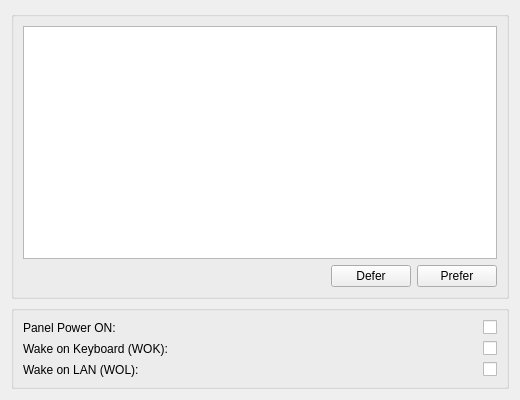
Above: kcm/bootsettings.ui from jfmcarreira/ktoshiba before the change. Below: the same form after it.
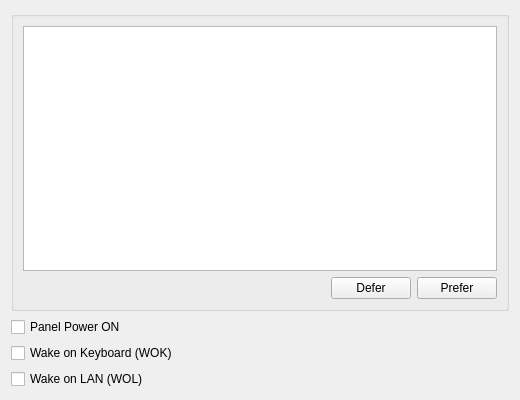
That is the form after the change.

Patch:
```diff
--- a/kcm/bootsettings.ui
+++ b/kcm/bootsettings.ui
@@ -14,9 +14,9 @@
   <property name="windowTitle">
    <string>Boot Settings</string>
   </property>
-  <layout class="QVBoxLayout" name="verticalLayout">
-   <item>
-    <widget class="QGroupBox" name="bootorderGroupBox">
+  <layout class="QFormLayout" name="formLayout">
+   <item row="0" column="0" colspan="2">
+    <widget class="QGroupBox" name="groupBox">
      <property name="flat">
       <bool>true</bool>
      </property>
@@ -26,7 +26,7 @@
      <property name="checked">
       <bool>false</bool>
      </property>
-     <layout class="QVBoxLayout" name="bootOrderLayout">
+     <layout class="QVBoxLayout" name="verticalLayout">
       <item>
        <widget class="QTreeView" name="deviceList">
         <property name="sizePolicy">
@@ -101,118 +101,43 @@
      </layout>
     </widget>
    </item>
-   <item>
-    <widget class="QGroupBox" name="groupBox">
-     <property name="flat">
-      <bool>true</bool>
+   <item row="1" column="0" alignment="Qt::AlignLeft">
+    <widget class="QCheckBox" name="panel_power_checkbox">
+     <property name="toolTip">
+      <string>Turns ON the laptop whenever you open the LID.</string>
      </property>
      <property name="checkable">
       <bool>false</bool>
      </property>
-     <property name="checked">
-      <bool>false</bool>
+     <property name="text">
+      <string>Panel Power ON</string>
      </property>
-     <layout class="QGridLayout" name="gridLayout">
-      <item row="2" column="0">
-       <widget class="QLabel" name="wol_label">
-        <property name="text">
-         <string>Wake on LAN (WOL):</string>
-        </property>
-       </widget>
-      </item>
-      <item row="2" column="2" alignment="Qt::AlignRight">
-       <widget class="QCheckBox" name="wol_checkbox">
-        <property name="toolTip">
-         <string>Turns ON or awakens the laptop by a network message.</string>
-        </property>
-        <property name="whatsThis">
-         <string>Turns ON or awakens the laptop by a network message.</string>
-        </property>
-        <property name="text">
-         <string/>
-        </property>
-       </widget>
-      </item>
-      <item row="0" column="1">
-       <spacer name="panel_power_spacer">
-        <property name="orientation">
-         <enum>Qt::Horizontal</enum>
-        </property>
-        <property name="sizeHint" stdset="0">
-         <size>
-          <width>0</width>
-          <height>0</height>
-         </size>
-        </property>
-       </spacer>
-      </item>
-      <item row="0" column="2" alignment="Qt::AlignRight">
-       <widget class="QCheckBox" name="panel_power_checkbox">
-        <property name="toolTip">
-         <string>Turns ON the laptop whenever you open the LID.</string>
-        </property>
-        <property name="whatsThis">
-         <string>Turns ON the laptop whenever you open the LID.</string>
-        </property>
-        <property name="text">
-         <string/>
-        </property>
-       </widget>
-      </item>
-      <item row="0" column="0">
-       <widget class="QLabel" name="panel_power_label">
-        <property name="text">
-         <string>Panel Power ON:</string>
-        </property>
-       </widget>
-      </item>
-      <item row="1" column="1">
-       <spacer name="wok_spacer">
-        <property name="orientation">
-         <enum>Qt::Horizontal</enum>
-        </property>
-        <property name="sizeHint" stdset="0">
-         <size>
-          <width>0</width>
-          <height>0</height>
-         </size>
-        </property>
-       </spacer>
-      </item>
-      <item row="1" column="0">
-       <widget class="QLabel" name="wok_label">
-        <property name="text">
-         <string>Wake on Keyboard (WOK):</string>
-        </property>
-       </widget>
-      </item>
-      <item row="2" column="1">
-       <spacer name="wol_spacer">
-        <property name="orientation">
-         <enum>Qt::Horizontal</enum>
-        </property>
-        <property name="sizeHint" stdset="0">
-         <size>
-          <width>0</width>
-          <height>0</height>
-         </size>
-        </property>
-       </spacer>
-      </item>
-      <item row="1" column="2" alignment="Qt::AlignRight">
-       <widget class="QCheckBox" name="wok_checkbox">
-        <property name="toolTip">
-         <string>Awakens the laptop whenever you press the keyboard, when the computer is asleep.</string>
-        </property>
-        <property name="whatsThis">
-         <string>Awakens the laptop whenever you press the keyboard, when the computer is asleep.</string>
-        </property>
-        <property name="text">
-         <string/>
-        </property>
-       </widget>
-      </item>
-     </layout>
+    </widget>
+   </item>
+   <item row="2" column="0" alignment="Qt::AlignLeft">
+    <widget class="QCheckBox" name="wok_checkbox">
+     <property name="toolTip">
+      <string>Awakens the laptop whenever you press the keyboard, when the computer is asleep.</string>
+     </property>
+     <property name="whatsThis">
+      <string>Awakens the laptop whenever you press the keyboard, when the computer is asleep.</string>
+     </property>
+     <property name="text">
+      <string>Wake on Keyboard (WOK)</string>
+     </property>
+    </widget>
+   </item>
+   <item row="3" column="0" alignment="Qt::AlignLeft">
+    <widget class="QCheckBox" name="wol_checkbox">
+     <property name="toolTip">
+      <string>Turns ON or awakens the laptop by a network message.</string>
+     </property>
+     <property name="whatsThis">
+      <string>Turns ON or awakens the laptop by a network message.</string>
+     </property>
+     <property name="text">
+      <string>Wake on LAN (WOL)</string>
+     </property>
     </widget>
    </item>
   </layout>
```
Left out of the diff: 4 changed lines with no effect on the pictures.
